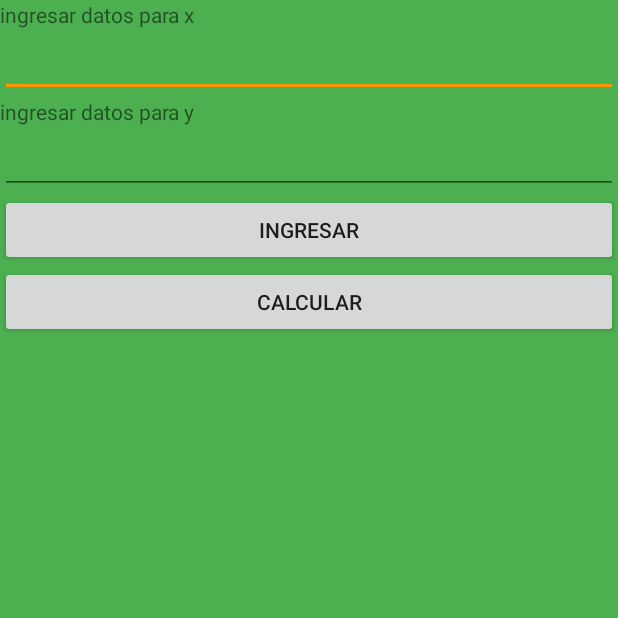
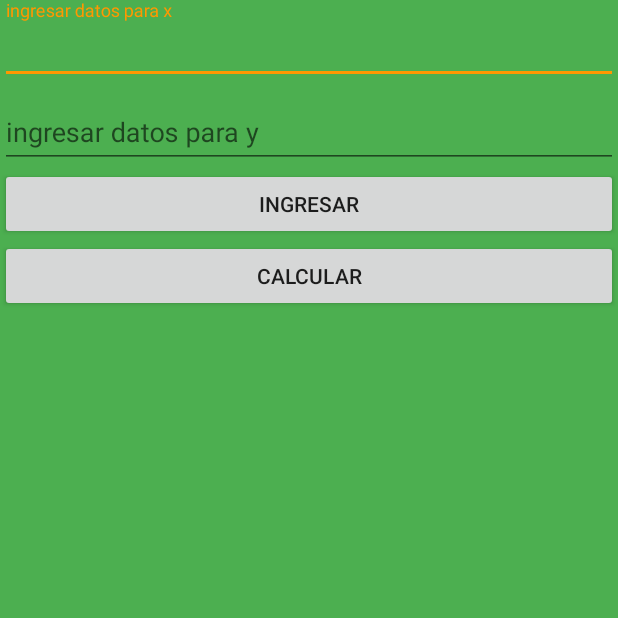
Before and after one commit to jhossmar/regresionapp, an Android app: the LinealActivity screen opened directly, with no data from a screen before it, on a phone screen of 412 x 824 dp, the top half of it. Run offline under Robolectric (Android 15) with nearby library versions, the phone set to English and light mode, and no system bars.

Commit message:
midified gui

```diff
--- a/app/src/main/java/com/example/marcelo/regresionapp/LinealActivity.java
+++ b/app/src/main/java/com/example/marcelo/regresionapp/LinealActivity.java
@@ -118,7 +118,7 @@ public class LinealActivity extends Activity {
 
    private void mostrarToast(String msg){
 
-     Toast toast2=   Toast.makeText(getBaseContext(),""+msg, Toast.LENGTH_LONG);
+     Toast toast2=   Toast.makeText(getBaseContext(),""+msg, Toast.LENGTH_SHORT);
      toast2.setGravity(Gravity.RIGHT|Gravity.RIGHT,0,0);
      toast2.show();
 
--- a/app/src/main/res/layout/activity_lineal.xml
+++ b/app/src/main/res/layout/activity_lineal.xml
@@ -6,7 +6,6 @@
     android:layout_height="match_parent"
     tools:context=".LinealActivity"
     android:fitsSystemWindows="true"
-
     android:background="@color/colorPrimary">
 
     <ScrollView
@@ -21,56 +20,47 @@
             android:orientation="vertical"
             >
 
-
-            <!--<LinearLayout-->
-                <!--android:layout_width="match_parent"-->
-                <!--android:layout_height="wrap_content"-->
-                <!--android:orientation="vertical">-->
-                <!--&lt;!&ndash;<TextView&ndash;&gt;-->
-                    <!--&lt;!&ndash;android:layout_width="match_parent"&ndash;&gt;-->
-                    <!--&lt;!&ndash;android:layout_height="wrap_content"&ndash;&gt;-->
-                    <!--&lt;!&ndash;android:text="@string/text_view_numero"/>&ndash;&gt;-->
-
-                <!--<EditText-->
-                    <!--android:id="@+id/editText_number_imputs"-->
-                    <!--android:layout_width="match_parent"-->
-                    <!--android:layout_height="wrap_content"-->
-                    <!--android:inputType="numberDecimal"-->
-                    <!--android:textColor="@android:color/black"></EditText>-->
-            <!--</LinearLayout>-->
-
             <LinearLayout
                 android:layout_width="match_parent"
                 android:layout_height="wrap_content"
                 android:orientation="vertical">
-                <TextView
+
+
+                <android.support.design.widget.TextInputLayout
                     android:layout_width="match_parent"
                     android:layout_height="wrap_content"
-                    android:text="@string/text_view_x"/>
-
-                <EditText
+                    >
+                <android.support.design.widget.TextInputEditText
                     android:id="@+id/editText_lineal_x"
                     android:layout_width="match_parent"
                     android:layout_height="wrap_content"
                     android:inputType="numberDecimal"
-                    android:textColor="@android:color/black"></EditText>
+                    android:hint="@string/text_view_x"
+                    />
+
+                </android.support.design.widget.TextInputLayout>
+
+
             </LinearLayout>
 
             <LinearLayout
                 android:layout_width="match_parent"
                 android:layout_height="wrap_content"
                 android:orientation="vertical">
-                <TextView
+
+                <android.support.design.widget.TextInputLayout
                     android:layout_width="match_parent"
                     android:layout_height="wrap_content"
-                    android:text="@string/text_view_y"/>
-
-                <EditText
+                    >
+                <android.support.design.widget.TextInputEditText
                     android:id="@+id/editText_lineal_y"
                     android:layout_width="match_parent"
                     android:layout_height="wrap_content"
                     android:inputType="numberDecimal"
-                    android:textColor="@android:color/black"></EditText>
+                    android:hint="@string/text_view_y"
+                    />
+
+                </android.support.design.widget.TextInputLayout>
             </LinearLayout>
 
             <Button
@@ -79,6 +69,7 @@
                 android:layout_height="wrap_content"
                 android:text="@string/btn_ingresar"
                 android:onClick="ingresarDato"
+
                 />
             <Button
                 android:id="@+id/calcular"
@@ -86,6 +77,7 @@
                 android:layout_height="wrap_content"
                 android:text="@string/btn_calcular"
                 android:onClick="calcular"
+
                 />
 
             <ListView
--- a/app/src/main/res/layout/activity_main.xml
+++ b/app/src/main/res/layout/activity_main.xml
@@ -19,7 +19,7 @@
             android:layout_marginBottom="16dp"
             android:background="@color/colorAccent"
             android:text="Regresion Lineal"
-            android:textColor="@color/colorPrimaryDark"
+            android:textColor="@android:color/black"
             app:layout_constraintBottom_toTopOf="@+id/imageView2"
             app:layout_constraintEnd_toEndOf="parent"
             app:layout_constraintHorizontal_bias="0.0"
@@ -34,7 +34,7 @@
             android:layout_marginEnd="64dp"
             android:background="@color/colorAccent"
             android:text="Regresion No lineal"
-            android:textColor="@color/colorPrimaryDark"
+            android:textColor="@android:color/black"
             app:layout_constraintBottom_toBottomOf="parent"
             app:layout_constraintEnd_toEndOf="parent"
             app:layout_constraintHorizontal_bias="0.0"
```
Also changed, not shown: app/src/main/java/com/example/marcelo/regresionapp/NoLinealActivity.java (+21 -0 lines), app/src/main/res/layout/activity_no_lineal.xml (+20 -5 lines), app/src/main/res/layout/content_referencia.xml (+5 -2 lines).
